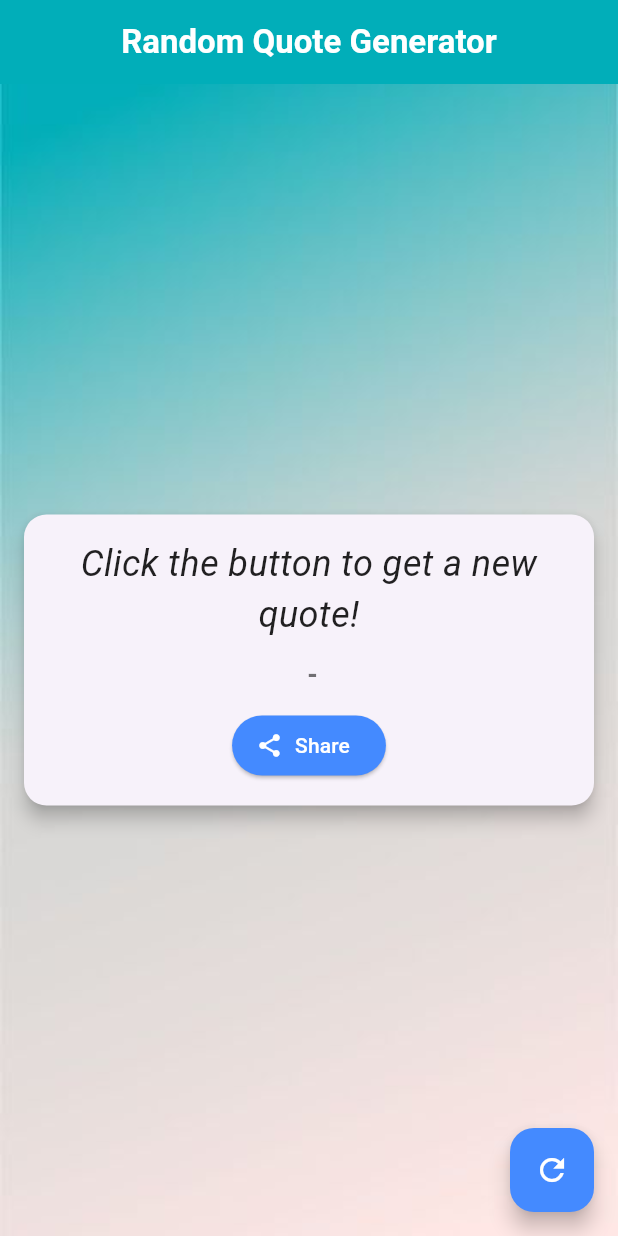
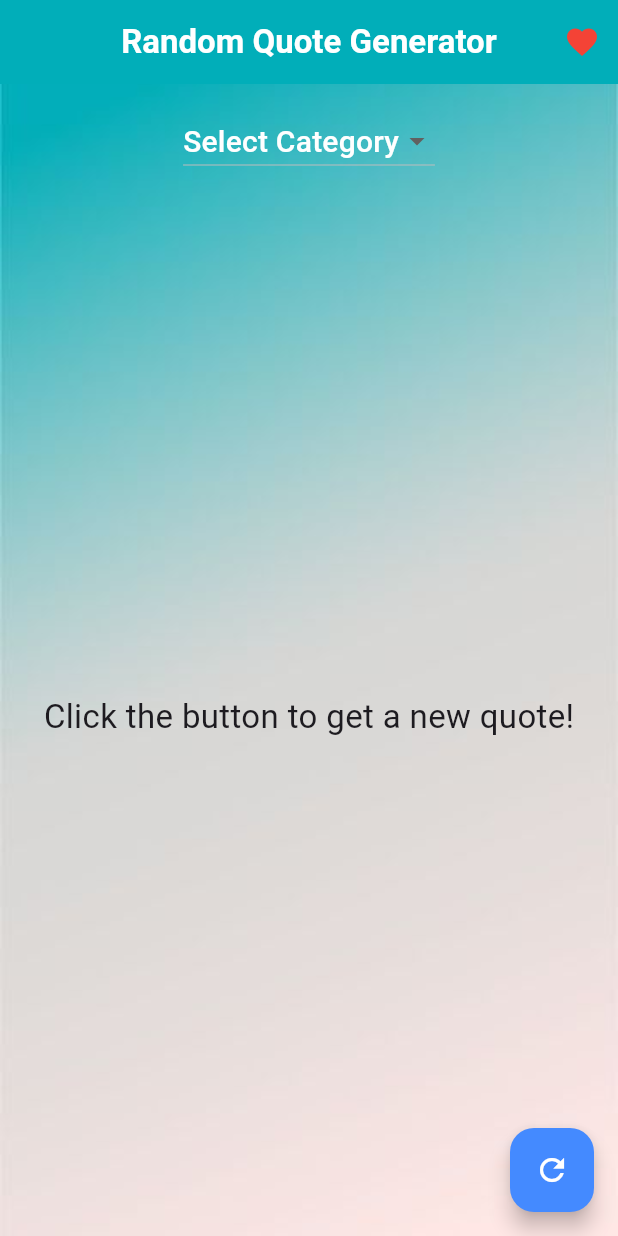
Before and after one commit to YoussefSalem582/CodeAlpha_random_quote_generator, a Flutter app: the screen it shows after launch, after a tap on the "refresh" icon, on a phone screen of 412 x 824 dp. Run offline on Flutter 3.47's test engine with Material 3 defaults, Android fonts, the phone set to English and light mode, and no system bars; our stand-ins replace share_plus; network calls fail.

Commit message:
Refactor quote fetching and add favorite quotes functionality
- Update QuoteService to fetch quotes by category and return Quote objects
- Add Quote model to encapsulate quote data
- Add favorite quote functionality with a toggle button
- Implement a screen to display favorite quotes
- Add category selection dropdown in home screen
- Implement animated transitions for quote changes

```diff
--- /dev/null
+++ b/lib/model/quote.dart
@@ -0,0 +1,21 @@
+class Quote {
+  final String content;
+  final String author;
+  final String category;
+  bool isFavorite;
+
+  Quote({
+    required this.content,
+    required this.author,
+    required this.category,
+    this.isFavorite = false,
+  });
+
+  factory Quote.fromJson(Map<String, dynamic> json) {
+    return Quote(
+      content: json['content'],
+      author: json['author'],
+      category: json['tags'][0], // Assuming the first tag is the category
+    );
+  }
+}
--- a/lib/screens/home_screen.dart
+++ b/lib/screens/home_screen.dart
@@ -1,6 +1,8 @@
 import 'package:flutter/material.dart';
 import '../services/quote_service.dart';
 import '../widgets/quote_card.dart';
+import 'favorite_quotes.dart';
+import '../model/quote.dart';
 
 class HomeScreen extends StatefulWidget {
   const HomeScreen({super.key});
@@ -10,21 +12,39 @@ class HomeScreen extends StatefulWidget {
 }
 
 class _HomeScreenState extends State<HomeScreen> {
-  String _quote = 'Click the button to get a new quote!';
-  String _author = '';
+  Quote? _quote;
+  final List<Quote> _favoriteQuotes = [];
+  String? _selectedCategory;
+  final List<String> _categories = ['inspire', 'love', 'life', 'humor'];
 
   Future<void> _getNewQuote() async {
     print('Fetching new quote...');
     try {
-      final Map<String, dynamic> quote = await QuoteService.fetchRandomQuote();
+      final Quote quote = await QuoteService.fetchRandomQuote(
+        category: _selectedCategory,
+      );
       print('Quote fetched: $quote');
       setState(() {
-        _quote = quote['content'] as String;
-        _author = quote['author'] as String;
+        _quote = quote;
       });
     } catch (e) {
       print('Failed to fetch quote: $e');
     }
+  }
+
+  void _toggleFavorite() {
+    setState(() {
+      if (_quote != null) {
+        _quote!.isFavorite = !_quote!.isFavorite;
+        if (_quote!.isFavorite) {
+          _favoriteQuotes.add(_quote!);
+        } else {
+          _favoriteQuotes.removeWhere(
+            (quote) => quote.content == _quote!.content,
+          );
+        }
+      }
+    });
   }
 
   @override
@@ -33,13 +53,25 @@ class _HomeScreenState extends State<HomeScreen> {
       appBar: AppBar(
         title: const Text(
           'Random Quote Generator',
-          style: TextStyle(
-            color: Colors.white,
-            fontWeight: FontWeight.bold,
-          ),
+          style: TextStyle(color: Colors.white, fontWeight: FontWeight.bold),
         ),
         centerTitle: true,
         backgroundColor: Color.fromRGBO(1, 174, 185, 1.0),
+        actions: [
+          IconButton(
+            icon: const Icon(Icons.favorite, color: Colors.red),
+            onPressed: () {
+              Navigator.push(
+                context,
+                MaterialPageRoute(
+                  builder:
+                      (context) =>
+                          FavoriteQuotesScreen(favoriteQuotes: _favoriteQuotes),
+                ),
+              );
+            },
+          ),
+        ],
       ),
       body: Container(
         decoration: const BoxDecoration(
@@ -48,13 +80,82 @@ class _HomeScreenState extends State<HomeScreen> {
             fit: BoxFit.cover,
           ),
         ),
-        child: Center(child: QuoteCard(quote: _quote, author: _author)),
+        child: Column(
+          children: [
+            Padding(
+              padding: const EdgeInsets.all(14.0),
+              child: DropdownButton<String>(
+                value: _selectedCategory,
+                hint: const Text(
+                  'Select Category',
+                  style: TextStyle(
+                    color: Colors.white,
+                    fontSize: 20,
+                  ),
+                ),
+                items: _categories.map((String category) {
+                  return DropdownMenuItem<String>(
+                    value: category,
+                    child: Text(
+                      category,
+                      style: const TextStyle(
+                        color: Colors.white,
+                        fontSize: 18,
+                      ),
+                    ),
+                  );
+                }).toList(),
+                onChanged: (String? newValue) {
+                  setState(() {
+                    _selectedCategory = newValue;
+                  });
+                },
+                dropdownColor: Colors.grey[900],
+              ),
+            ),
+            Expanded(
+              child: Center(
+                child: AnimatedSwitcher(
+                  duration: const Duration(seconds: 1),
+                  transitionBuilder: (
+                    Widget child,
+                    Animation<double> animation,
+                  ) {
+                    return SlideTransition(
+                      position: Tween<Offset>(
+                        begin: const Offset(0, 1),
+                        end: Offset.zero,
+                      ).animate(animation),
+                      child: ScaleTransition(
+                        scale: animation,
+                        child: FadeTransition(opacity: animation, child: child),
+                      ),
+                    );
+                  },
+                  child:
+                      _quote != null
+                          ? QuoteCard(
+                            key: ValueKey<String>(_quote!.content),
+                            quote: _quote!.content,
+                            author: _quote!.author,
+                            isFavorite: _quote!.isFavorite,
+                            onFavoriteToggle: _toggleFavorite,
+                          )
+                          : const Text(
+                            'Click the button to get a new quote!',
+                            style: TextStyle(fontSize: 22),
+                          ),
+                ),
+              ),
+            ),
+          ],
+        ),
       ),
       floatingActionButton: FloatingActionButton(
         onPressed: _getNewQuote,
         tooltip: 'New Quote',
+        backgroundColor: Colors.blueAccent,
         child: const Icon(Icons.refresh, color: Colors.white),
-        backgroundColor: Colors.blueAccent,
       ),
     );
   }
--- a/lib/services/quote_service.dart
+++ b/lib/services/quote_service.dart
@@ -1,18 +1,23 @@
 import 'dart:convert';
 import 'dart:io';
+import '../model/quote.dart';
 import '../utils/constants.dart';
 
 class QuoteService {
-  static Future<Map<String, dynamic>> fetchRandomQuote() async {
+  static Future<Quote> fetchRandomQuote({String? category}) async {
     final client = HttpClient()
       ..badCertificateCallback = (X509Certificate cert, String host, int port) => true;
 
-    final request = await client.getUrl(Uri.parse(Constants.apiUrl));
+    final url = category != null
+        ? '${Constants.apiUrl}?tags=$category'
+        : Constants.apiUrl;
+
+    final request = await client.getUrl(Uri.parse(url));
     final response = await request.close();
 
     if (response.statusCode == 200) {
       final responseBody = await response.transform(utf8.decoder).join();
-      return json.decode(responseBody);
+      return Quote.fromJson(json.decode(responseBody));
     } else {
       throw Exception('Failed to load quote');
     }
```
Also changed, not shown: lib/screens/favorite_quotes.dart (added, +65 -0 lines), lib/widgets/quote_card.dart (+21 -1 lines).
